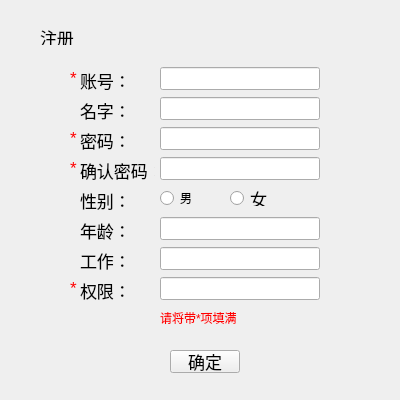
This is registered.ui in kangwenyun/batch_acquisition_system_qt_before as Qt 5 draws it before an edit. The edited form follows.
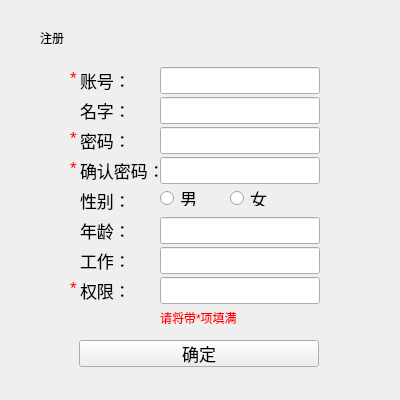
This is the edited form.

```diff
--- a/registered.ui
+++ b/registered.ui
@@ -27,6 +27,11 @@
      <height>15</height>
     </rect>
    </property>
+   <property name="font">
+    <font>
+     <pointsize>9</pointsize>
+    </font>
+   </property>
    <property name="text">
     <string>注册</string>
    </property>
@@ -36,7 +41,7 @@
     <rect>
      <x>80</x>
      <y>70</y>
-     <width>45</width>
+     <width>85</width>
      <height>20</height>
     </rect>
    </property>
@@ -54,7 +59,7 @@
     <rect>
      <x>80</x>
      <y>100</y>
-     <width>45</width>
+     <width>85</width>
      <height>20</height>
     </rect>
    </property>
@@ -72,7 +77,7 @@
     <rect>
      <x>80</x>
      <y>130</y>
-     <width>45</width>
+     <width>85</width>
      <height>20</height>
     </rect>
    </property>
@@ -90,7 +95,7 @@
     <rect>
      <x>80</x>
      <y>160</y>
-     <width>75</width>
+     <width>85</width>
      <height>20</height>
     </rect>
    </property>
@@ -108,7 +113,7 @@
     <rect>
      <x>80</x>
      <y>190</y>
-     <width>45</width>
+     <width>85</width>
      <height>20</height>
     </rect>
    </property>
@@ -126,7 +131,7 @@
     <rect>
      <x>80</x>
      <y>220</y>
-     <width>45</width>
+     <width>85</width>
      <height>20</height>
     </rect>
    </property>
@@ -160,7 +165,7 @@
     <rect>
      <x>80</x>
      <y>250</y>
-     <width>45</width>
+     <width>85</width>
      <height>20</height>
     </rect>
    </property>
@@ -211,7 +216,7 @@
      <x>160</x>
      <y>67</y>
      <width>160</width>
-     <height>23</height>
+     <height>27</height>
     </rect>
    </property>
   </widget>
@@ -221,7 +226,7 @@
      <x>160</x>
      <y>97</y>
      <width>160</width>
-     <height>23</height>
+     <height>27</height>
     </rect>
    </property>
   </widget>
@@ -231,7 +236,7 @@
      <x>160</x>
      <y>127</y>
      <width>160</width>
-     <height>23</height>
+     <height>27</height>
     </rect>
    </property>
   </widget>
@@ -241,7 +246,7 @@
      <x>160</x>
      <y>157</y>
      <width>160</width>
-     <height>23</height>
+     <height>27</height>
     </rect>
    </property>
   </widget>
@@ -251,7 +256,7 @@
      <x>160</x>
      <y>217</y>
      <width>160</width>
-     <height>23</height>
+     <height>27</height>
     </rect>
    </property>
   </widget>
@@ -261,7 +266,7 @@
      <x>160</x>
      <y>247</y>
      <width>160</width>
-     <height>23</height>
+     <height>27</height>
     </rect>
    </property>
   </widget>
@@ -276,7 +281,7 @@
    </property>
    <property name="font">
     <font>
-     <pointsize>9</pointsize>
+     <pointsize>13</pointsize>
     </font>
    </property>
    <property name="text">
@@ -299,10 +304,10 @@
   <widget class="QPushButton" name="ok_button">
    <property name="geometry">
     <rect>
-     <x>170</x>
-     <y>350</y>
-     <width>70</width>
-     <height>23</height>
+     <x>79</x>
+     <y>340</y>
+     <width>240</width>
+     <height>27</height>
     </rect>
    </property>
    <property name="text">
@@ -335,7 +340,7 @@
     <rect>
      <x>80</x>
      <y>280</y>
-     <width>45</width>
+     <width>85</width>
      <height>20</height>
     </rect>
    </property>
@@ -349,7 +354,7 @@
      <x>160</x>
      <y>277</y>
      <width>160</width>
-     <height>23</height>
+     <height>27</height>
     </rect>
    </property>
   </widget>
```
Left out of the diff: 2 changed lines with no effect on the pictures.
